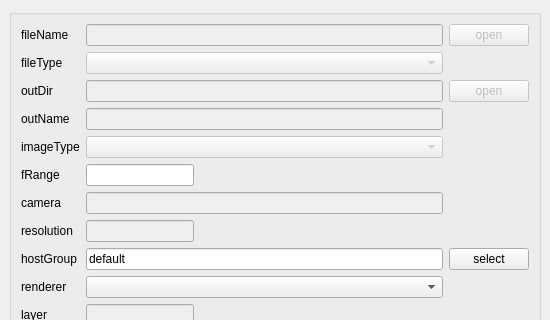
Qt form rbhusUI/lib/rbhusEditMod.ui (aumanimationstudios/rbhus) before a commit; both pictures show x 0 to 550 and y 0 to 320 of the 550 by 747 pixel window.
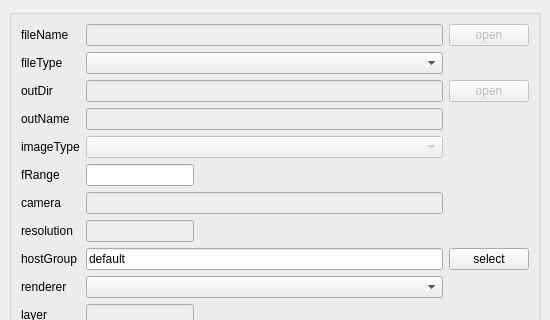
The same form after that commit.

```diff
--- a/rbhusUI/lib/rbhusEditMod.ui
+++ b/rbhusUI/lib/rbhusEditMod.ui
@@ -7,7 +7,7 @@
     <x>0</x>
     <y>0</y>
     <width>550</width>
-    <height>706</height>
+    <height>732</height>
    </rect>
   </property>
   <property name="windowTitle">
@@ -742,7 +742,7 @@
        <item row="1" column="1">
         <widget class="QComboBox" name="comboType">
          <property name="enabled">
-          <bool>false</bool>
+          <bool>true</bool>
          </property>
          <property name="sizePolicy">
           <sizepolicy hsizetype="MinimumExpanding" vsizetype="Fixed">
```
